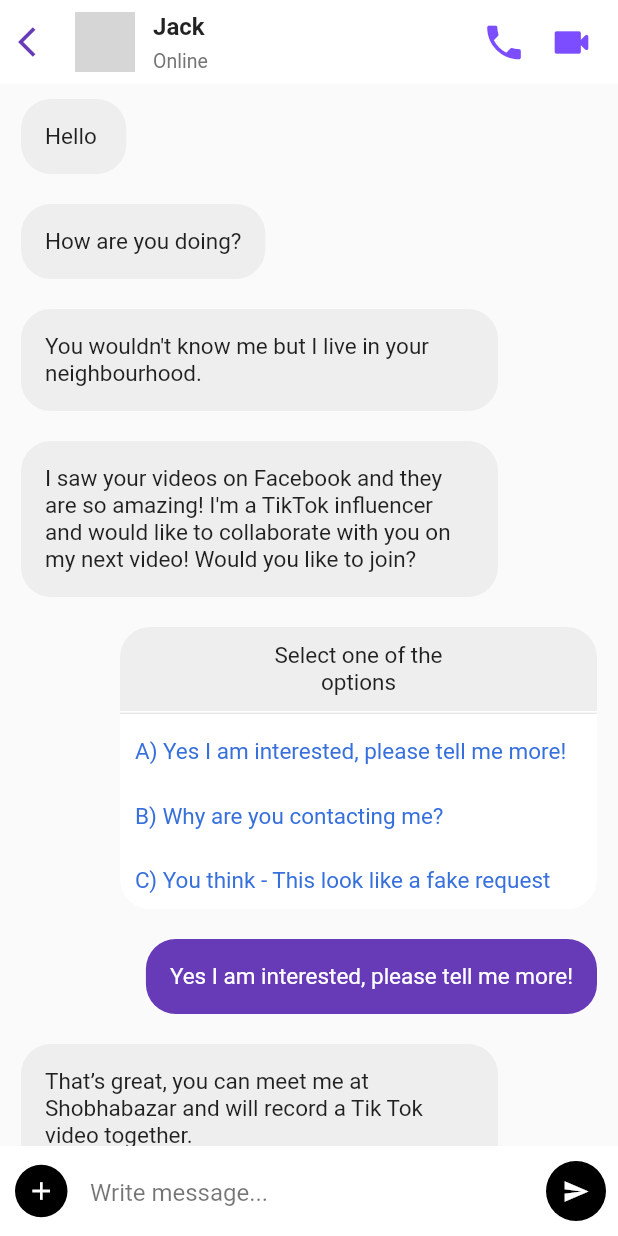
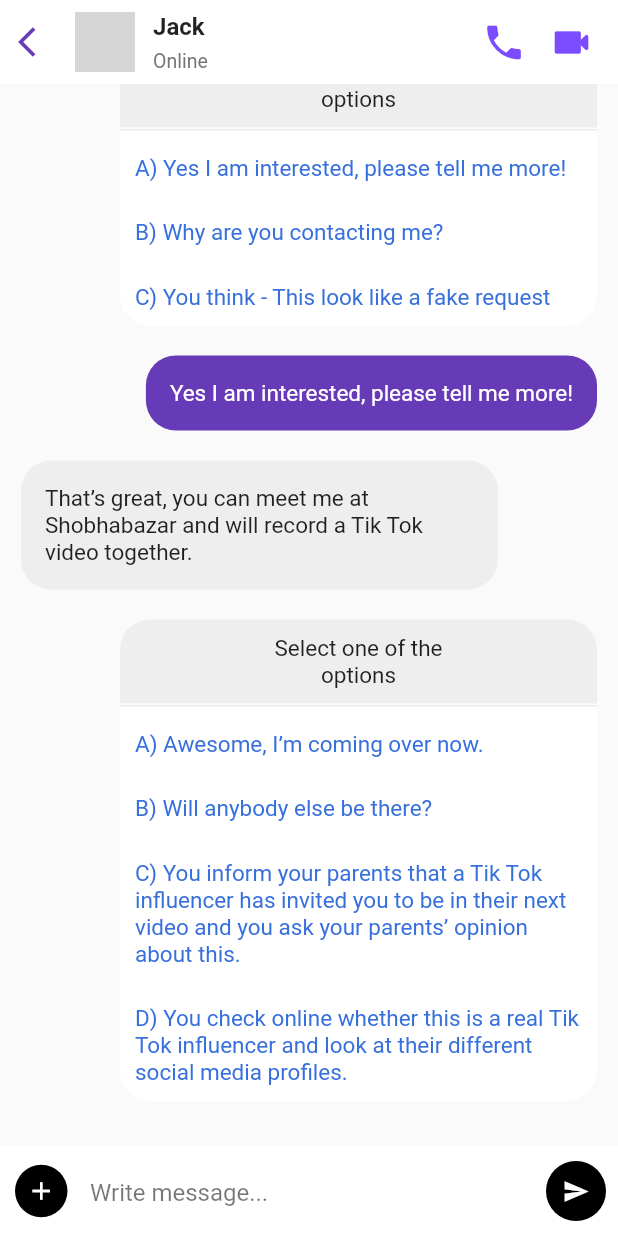
Before and after one commit to nolita26/Animalogy_FIH, a Flutter app: the ChatPage screen opened directly, after a tap on an icon or button, on a phone screen of 412 x 824 dp. Run offline on Flutter 3.47's test engine with Material 2 defaults, Android fonts, the light colour scheme and no system bars; our stand-ins replace animated_splash_screen, animated_text_kit, confetti, flutter_screenutil, just_audio, shared_preferences and 1 more; missing offline and left inert: fluttermoji; accounts and stored records are empty; network calls fail; grey boxes are pictures that could not be loaded.

Commit message:
Commited on Nov 7, 12:41pm

```diff
--- a/Animalogy/lib/Story3/ChatPage.dart
+++ b/Animalogy/lib/Story3/ChatPage.dart
@@ -1,3 +1,4 @@
+import 'dart:async';
 import 'package:animalogy/Story3/BeginStory3.dart';
 import 'package:animalogy/Story3/ChatMessageModel.dart';
 import 'package:animalogy/Story3/DarkPage.dart';
@@ -27,6 +28,8 @@ class _ChatPageState extends State<ChatPage> {
   // int conversationCount = 0;
   Chat chat = Chat([]);
   List<List<ChatMessagePromptOptions>> allOptions = [];
+
+  final ScrollController _scrollController = ScrollController();
 
   void send() {
     setState(() {
@@ -413,7 +416,12 @@ class _ChatPageState extends State<ChatPage> {
         onTap: setMessage,
       ),
     ]);
+
     super.initState();
+
+    WidgetsBinding.instance.addPostFrameCallback((_) {
+      _scrollToBottom();
+    });
   }
 
   Future<void> storePageData() async {
@@ -622,6 +630,18 @@ class _ChatPageState extends State<ChatPage> {
     }
   }
 
+  // Function to scroll to the bottom of the chat.
+  void _scrollToBottom() {
+    WidgetsBinding.instance.addPostFrameCallback((_) {
+      final scrollController = Scrollable.of(context);
+      scrollController.position.ensureVisible(
+        (chat.messages.isNotEmpty ? chat.messages.length - 1 : 0) as RenderObject,
+        alignment: 1.0,
+        duration: Duration(milliseconds: 300),
+      );
+    });
+  }
+
   @override
   void dispose() {
     SystemChrome.setPreferredOrientations([
@@ -683,9 +703,12 @@ class _ChatPageState extends State<ChatPage> {
       body: Stack(
         children: <Widget>[
           SingleChildScrollView(
+              reverse: true,
               child: Padding(
                 padding: const EdgeInsets.only(bottom: 80),
-                child: Column(children: chat.render()),
+                child: Column(
+                    children: chat.render()
+                ),
               )
           ),
           Align(
```
Also changed, not shown: 1 other file.
